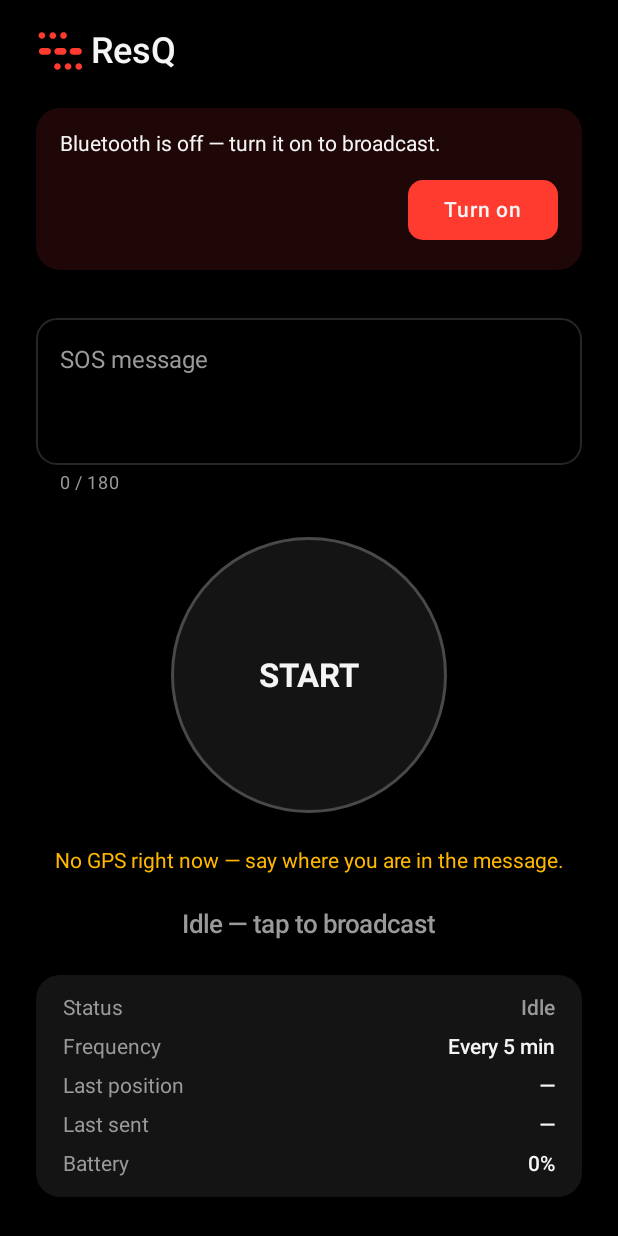
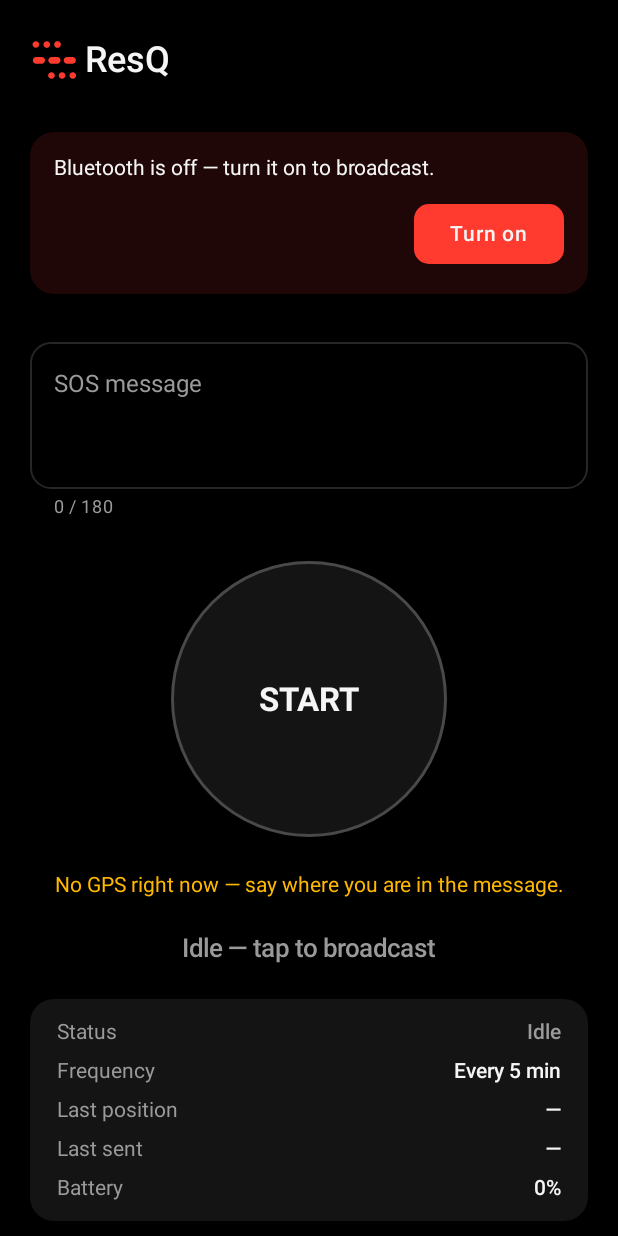
Before and after one commit to JasonKyawLab/ResQ, an Android app built with Jetpack Compose: the composable SenderRoute shown on its own in the app's theme, on a phone screen of 412 x 824 dp. Run offline under Robolectric (Android 15) with nearby library versions, the phone set to English and light mode, and no system bars.

Commit message:
Align the title row and side margins on the Send, Scan and Settings screens

```diff
--- /dev/null
+++ b/app/src/main/java/com/resq/app/ui/components/ScreenHeader.kt
@@ -0,0 +1,41 @@
+package com.resq.app.ui.components
+
+import androidx.compose.foundation.layout.Arrangement
+import androidx.compose.foundation.layout.Row
+import androidx.compose.foundation.layout.fillMaxWidth
+import androidx.compose.foundation.layout.heightIn
+import androidx.compose.material3.MaterialTheme
+import androidx.compose.material3.Text
+import androidx.compose.runtime.Composable
+import androidx.compose.ui.Alignment
+import androidx.compose.ui.Modifier
+import androidx.compose.ui.unit.dp
+import com.resq.app.ui.theme.TextPrimary
+
+/** Side margin and top margin shared by the three main screens, so their titles start in the same place. */
+val ScreenHorizontalPadding = 20.dp
+val ScreenVerticalPadding = 16.dp
+
+/**
+ * The title row at the top of Send, Scan and Settings. One minimum height and one text style, so the three
+ * titles line up when switching tabs even when one row has a button and another does not.
+ */
+@Composable
+fun ScreenHeader(
+    title: String,
+    modifier: Modifier = Modifier,
+    leading: (@Composable () -> Unit)? = null,
+    trailing: (@Composable () -> Unit)? = null,
+) {
+    Row(
+        modifier = modifier.fillMaxWidth().heightIn(min = 48.dp),
+        verticalAlignment = Alignment.CenterVertically,
+        horizontalArrangement = Arrangement.SpaceBetween,
+    ) {
+        Row(verticalAlignment = Alignment.CenterVertically, horizontalArrangement = Arrangement.spacedBy(4.dp)) {
+            leading?.invoke()
+            Text(title, style = MaterialTheme.typography.headlineMedium, color = TextPrimary)
+        }
+        trailing?.invoke()
+    }
+}
--- a/app/src/main/java/com/resq/app/ui/sender/SenderScreen.kt
+++ b/app/src/main/java/com/resq/app/ui/sender/SenderScreen.kt
@@ -56,6 +56,9 @@ import com.resq.app.core.ble.truncateUtf8
 import com.resq.app.core.data.model.SosMessage
 import com.resq.app.ui.components.ActionBanner
 import com.resq.app.ui.components.AppMark
+import com.resq.app.ui.components.ScreenHeader
+import com.resq.app.ui.components.ScreenHorizontalPadding
+import com.resq.app.ui.components.ScreenVerticalPadding
 import com.resq.app.ui.components.BeaconToggleButton
 import com.resq.app.ui.components.rememberDraftField
 import com.resq.app.ui.components.StatusCard
@@ -142,22 +145,11 @@ private fun SenderScreen(
                 .verticalScroll(rememberScrollState())
                 // Tap anywhere outside the field to put the keyboard away.
                 .pointerInput(Unit) { detectTapGestures { focusManager.clearFocus() } }
-                .padding(horizontal = 24.dp, vertical = 20.dp),
+                .padding(horizontal = ScreenHorizontalPadding, vertical = ScreenVerticalPadding),
             horizontalAlignment = Alignment.CenterHorizontally,
             verticalArrangement = Arrangement.spacedBy(24.dp),
         ) {
-            Row(
-                modifier = Modifier.fillMaxWidth(),
-                verticalAlignment = Alignment.CenterVertically,
-                horizontalArrangement = Arrangement.spacedBy(4.dp),
-            ) {
-                AppMark()
-                Text(
-                    text = stringResource(R.string.app_name),
-                    style = MaterialTheme.typography.headlineMedium,
-                    color = TextPrimary,
-                )
-            }
+            ScreenHeader(title = stringResource(R.string.app_name), leading = { AppMark() })
 
             when {
                 !state.permissionsGranted -> ActionBanner(
```
Also changed, not shown: app/src/main/java/com/resq/app/ui/receiver/ReceiverScreen.kt (+9 -8 lines), app/src/main/java/com/resq/app/ui/settings/SettingsScreen.kt (+5 -2 lines).
